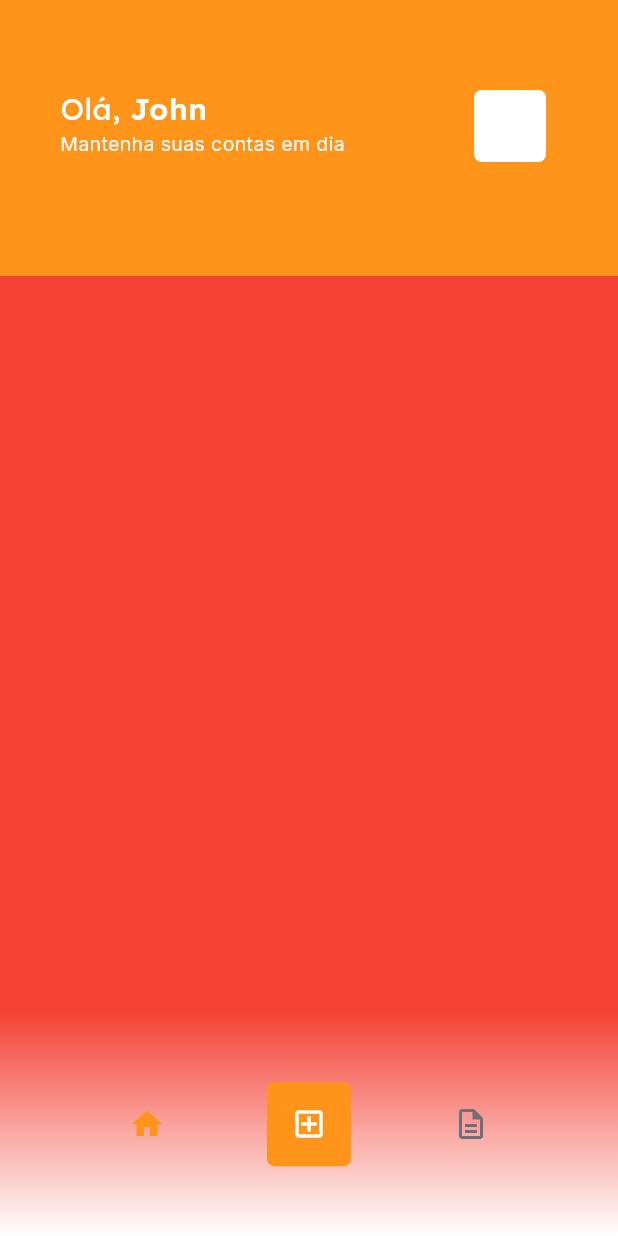
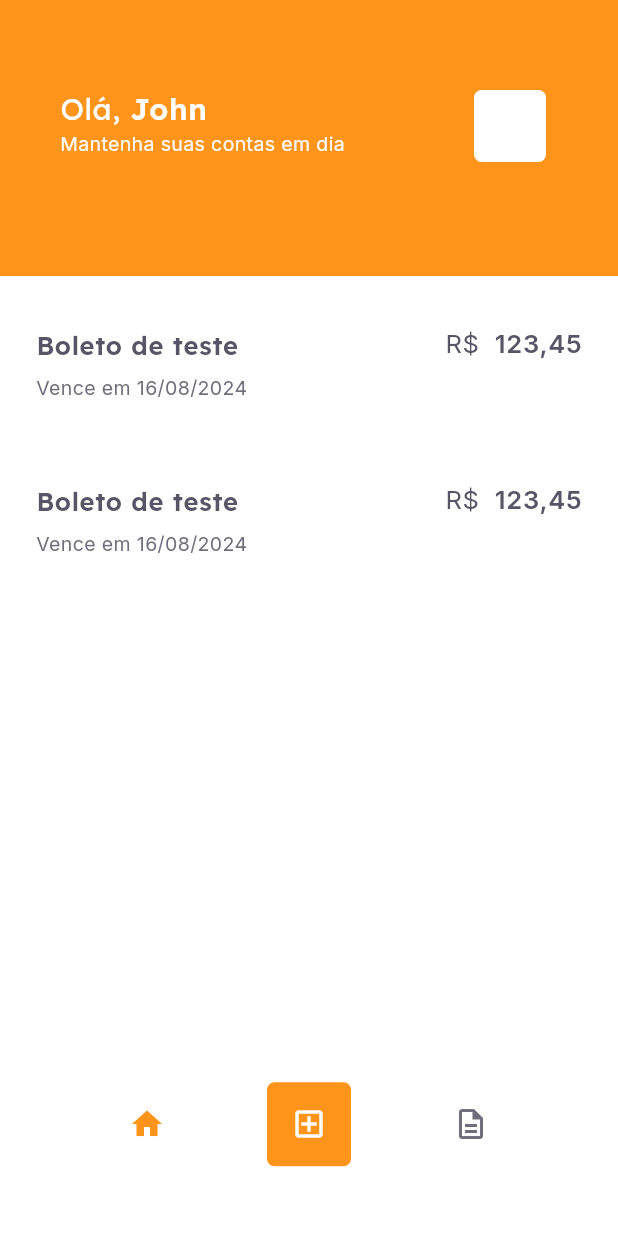
Before and after one commit to PabloXT14/payflow, a Flutter app: the HomePage screen opened by its route, on a phone screen of 412 x 824 dp. Run offline on Flutter 3.47's test engine with Material 3 defaults, Android fonts, the phone set to English and light mode, and no system bars; our stand-ins replace camera, currency_text_input_formatter, firebase_core, flutter_svg, font_awesome_flutter, google_fonts and 4 more; missing offline and left inert: google_mlkit_barcode_scanning; accounts and stored records are empty.

Commit message:
feat: create boleto_tile widget

```diff
--- a/lib/modules/home/home_page.dart
+++ b/lib/modules/home/home_page.dart
@@ -2,8 +2,10 @@ import 'package:flutter/material.dart';
 
 import 'package:payflow/shared/themes/app_colors.dart';
 import 'package:payflow/shared/themes/app_text_styles.dart';
+import 'package:payflow/shared/models/boleto_model.dart';
 
 import 'package:payflow/modules/home/home_controller.dart';
+import 'package:payflow/shared/widgets/boleto_tile/boleto_tile.dart';
 
 class HomePage extends StatefulWidget {
   const HomePage({super.key});
@@ -14,7 +16,33 @@ class HomePage extends StatefulWidget {
 
 class _HomePageState extends State<HomePage> {
   final controller = HomeController();
-  final pages = [Container(color: Colors.red), Container(color: Colors.blue)];
+  final pages = [
+    Container(
+      color: AppColors.background,
+      padding: EdgeInsets.only(top: 24, left: 24, right: 24),
+      child: Column(
+        spacing: 32,
+        children: [
+          BoletoTile(
+            data: BoletoModel(
+              name: 'Boleto de teste',
+              dueDate: '16/08/2024',
+              value: 123.45,
+            ),
+          ),
+
+          BoletoTile(
+            data: BoletoModel(
+              name: 'Boleto de teste',
+              dueDate: '16/08/2024',
+              value: 123.45,
+            ),
+          ),
+        ],
+      ),
+    ),
+    Container(color: Colors.blue),
+  ];
 
   @override
   void didChangeDependencies() {
--- a/lib/shared/themes/app_text_styles.dart
+++ b/lib/shared/themes/app_text_styles.dart
@@ -19,7 +19,17 @@ class AppTextStyles {
     fontWeight: FontWeight.w400,
   );
 
+  static final headingSm = GoogleFonts.lexend(
+    fontSize: 17,
+    fontWeight: FontWeight.w600,
+  );
+
   static final textLg = GoogleFonts.inter(
+    fontSize: 17,
+    fontWeight: FontWeight.w400,
+  );
+
+  static final textLgSemiBold = GoogleFonts.inter(
     fontSize: 17,
     fontWeight: FontWeight.w600,
   );
--- /dev/null
+++ b/lib/shared/widgets/boleto_tile/boleto_tile.dart
@@ -0,0 +1,89 @@
+import 'package:flutter/material.dart';
+import 'package:currency_text_input_formatter/currency_text_input_formatter.dart';
+
+import 'package:payflow/shared/models/boleto_model.dart';
+import 'package:payflow/shared/themes/app_colors.dart';
+import 'package:payflow/shared/themes/app_text_styles.dart';
+
+class BoletoTile extends StatelessWidget {
+  final BoletoModel data;
+  final _formatter = CurrencyTextInputFormatter.currency(
+    locale: "pt_BR",
+    symbol: "",
+    decimalDigits: 2,
+  );
+
+  BoletoTile({super.key, required this.data});
+
+  @override
+  Widget build(BuildContext context) {
+    return ListTile(
+      contentPadding: EdgeInsets.zero,
+      title: Padding(
+        padding: const EdgeInsets.only(bottom: 6.0),
+        child: Text(
+          data.name!,
+          style: AppTextStyles.headingSm.copyWith(color: AppColors.heading),
+        ),
+      ),
+      subtitle: Text(
+        'Vence em ${data.dueDate}',
+        style: AppTextStyles.textSm.copyWith(color: AppColors.body),
+      ),
+      trailing: Text.rich(
+        TextSpan(
+          text: "R\$ ",
+          style: AppTextStyles.textLg.copyWith(color: AppColors.heading),
+          children: [
+            TextSpan(
+              text: _formatter.formatDouble(data.value!),
+              style: AppTextStyles.textLgSemiBold.copyWith(
+                color: AppColors.heading,
+              ),
+            ),
+          ],
+        ),
+      ),
+      titleAlignment: ListTileTitleAlignment.top,
+    );
+
+    // return Container(
+    //   width: double.maxFinite,
+    //   child: Row(
+    //     mainAxisAlignment: MainAxisAlignment.spaceBetween,
+    //     crossAxisAlignment: CrossAxisAlignment.start,
+    //     children: [
+    //       Column(
+    //         spacing: 6,
+    //         children: [
+    //           Text(
+    //             'Tia maria',
+    //             style: AppTextStyles.headingSm.copyWith(
+    //               color: AppColors.heading,
+    //             ),
+    //           ),
+    //           Text(
+    //             'Vence em 16/11/26',
+    //             style: AppTextStyles.textSm.copyWith(color: AppColors.body),
+    //           ),
+    //         ],
+    //       ),
+    //       Row(
+    //         children: [
+    //           Text(
+    //             'R\$ ',
+    //             style: AppTextStyles.textLg.copyWith(color: AppColors.heading),
+    //           ),
+    //           Text(
+    //             '2.131,33',
+    //             style: AppTextStyles.textLgSemiBold.copyWith(
+    //               color: AppColors.heading,
+    //             ),
+    //           ),
+    //         ],
+    //       ),
+    //     ],
+    //   ),
+    // );
+  }
+}
```
